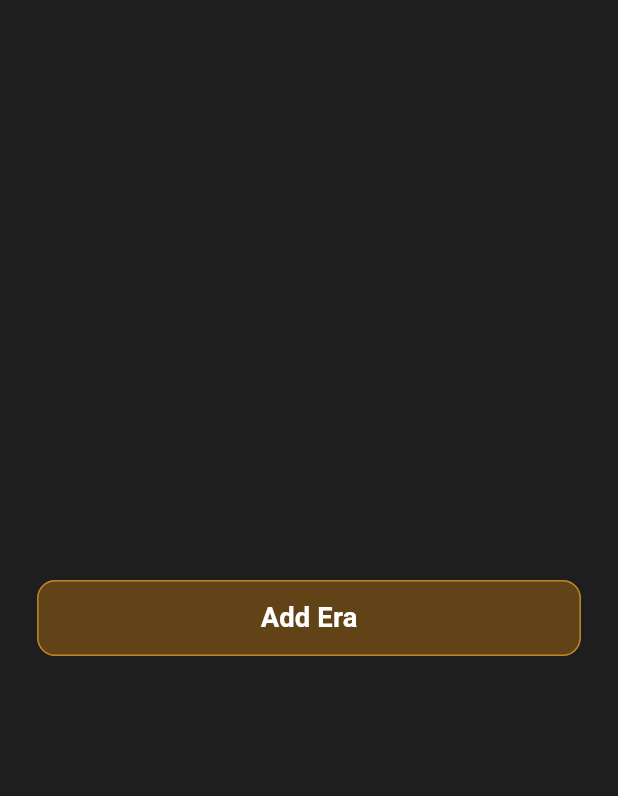
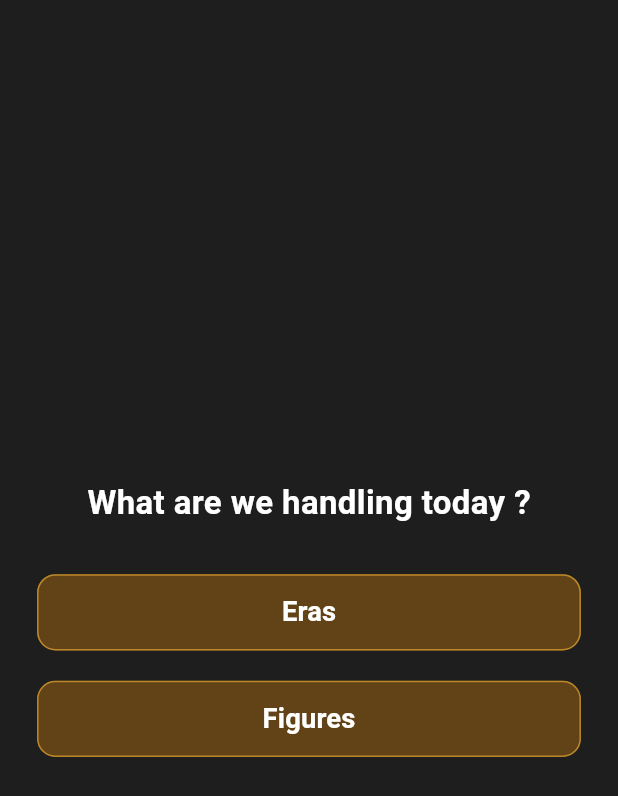
Before and after one commit to Jik00/Time-Lens-Dashboard, a Flutter app: the screen it shows after launch, on a phone screen of 412 x 824 dp. Shown: the top 796 px of the screen. Run offline on Flutter 3.47's test engine with Material 3 defaults, Android fonts, the phone set to English and light mode, and no system bars; our stand-ins replace dartz, flutter_bloc, flutter_screenutil, get_it, image_picker, modal_progress_hud_nsn and 2 more; accounts and stored records are empty; statements that could not run were skipped.

Commit message:
refactor structure based on category [ era, figure ]

```diff
--- a/lib/core/helper_functions/ongenerate_routes.dart
+++ b/lib/core/helper_functions/ongenerate_routes.dart
@@ -1,5 +1,6 @@
 import 'package:flutter/material.dart';
 import 'package:timelens_dashboard/features/add_era/presentation/views/add_era_view.dart';
+import 'package:timelens_dashboard/features/admin_action/presentation/views/admin_action_view.dart';
 import 'package:timelens_dashboard/features/dashboard/presentation/views/dashboard_view.dart';
 
 Route<dynamic>? onGenerateRoutes(RouteSettings settings) {
@@ -9,6 +10,14 @@ Route<dynamic>? onGenerateRoutes(RouteSettings settings) {
         builder: (_) => const DashboardView(),
         settings: settings,
       );
+
+    case AdminActionView.routeName:
+      return MaterialPageRoute(
+        builder: (_) => const AdminActionView(),
+        settings: settings,
+      );
+
+
     case AddEraView.routeName:
       return MaterialPageRoute(
         builder: (_) => const AddEraView(),
--- a/lib/features/dashboard/presentation/views/dashboard_view.dart
+++ b/lib/features/dashboard/presentation/views/dashboard_view.dart
@@ -4,7 +4,7 @@ import 'package:timelens_dashboard/features/dashboard/presentation/views/widgets
 class DashboardView extends StatelessWidget {
   const DashboardView({super.key});
 
-  static const String routeName = 'splash';
+  static const String routeName = 'dashboard';
 
   @override
   Widget build(BuildContext context) {
--- a/lib/features/dashboard/presentation/views/widgets/dashboard_view_body.dart
+++ b/lib/features/dashboard/presentation/views/widgets/dashboard_view_body.dart
@@ -1,6 +1,8 @@
 import 'package:flutter/material.dart';
+import 'package:flutter_screenutil/flutter_screenutil.dart';
 import 'package:timelens_dashboard/core/widgets/custom_button.dart';
-import 'package:timelens_dashboard/features/add_era/presentation/views/add_era_view.dart';
+import '../../../../../core/enums/navigate_enums.dart';
+import '../../../../admin_action/presentation/views/admin_action_view.dart';
 
 class DashboardViewBody extends StatelessWidget {
   const DashboardViewBody({super.key});
@@ -13,11 +15,38 @@ class DashboardViewBody extends StatelessWidget {
         crossAxisAlignment: CrossAxisAlignment.center,
         mainAxisAlignment: MainAxisAlignment.center,
         children: [
+          const Text(
+            'What are we handling today ?',
+            style: TextStyle(color: Colors.white, fontSize: 22, fontWeight: FontWeight.w600),
+          ),
+          SizedBox(
+            height: 32.h,
+          ),
           CustomButton(
-            hint: 'Add Era',
+            hint: 'Eras',
             w: 330,
             onTap: () {
-              Navigator.pushNamed(context, AddEraView.routeName);
+              Navigator.pushNamed(
+                context,
+                AdminActionView.routeName,
+                arguments: TargetCategory.era,
+              );
+            },
+            fillColor: const Color(0xFF614317),
+            borderColor: const Color(0xFFBC8729),
+          ),
+          SizedBox(
+            height: 20.h,
+          ),
+          CustomButton(
+            hint: 'Figures',
+            w: 330,
+            onTap: () {
+              Navigator.pushNamed(
+                context,
+                AdminActionView.routeName,
+                arguments: TargetCategory.figure,
+              );
             },
             fillColor: const Color(0xFF614317),
             borderColor: const Color(0xFFBC8729),
```
